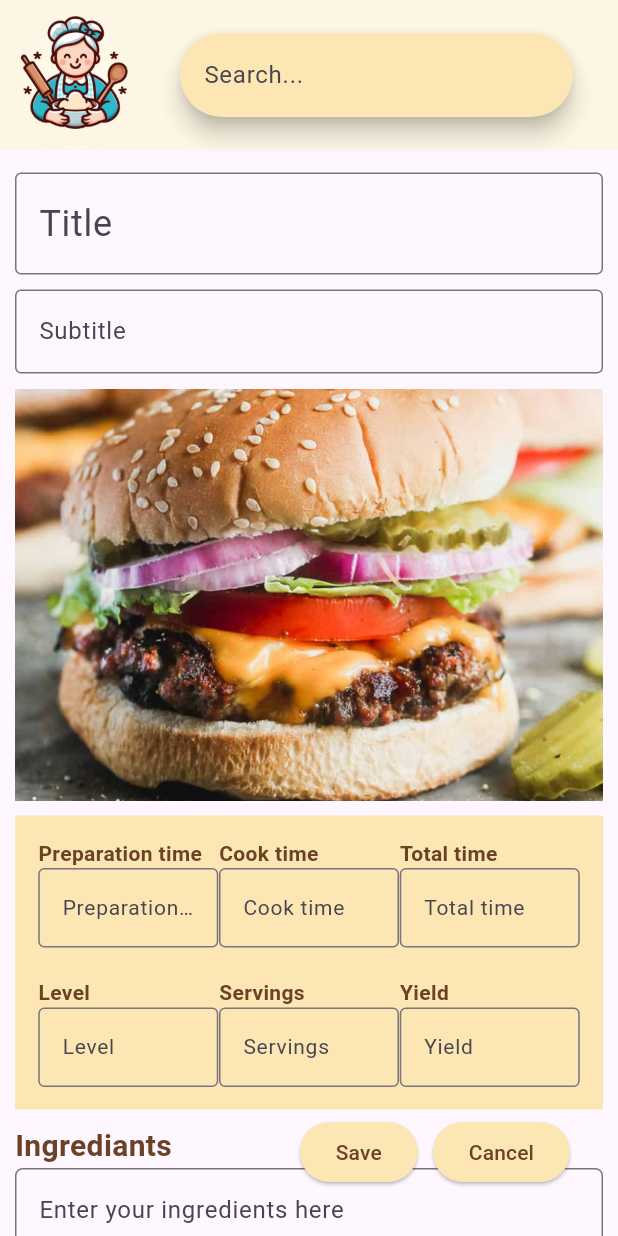
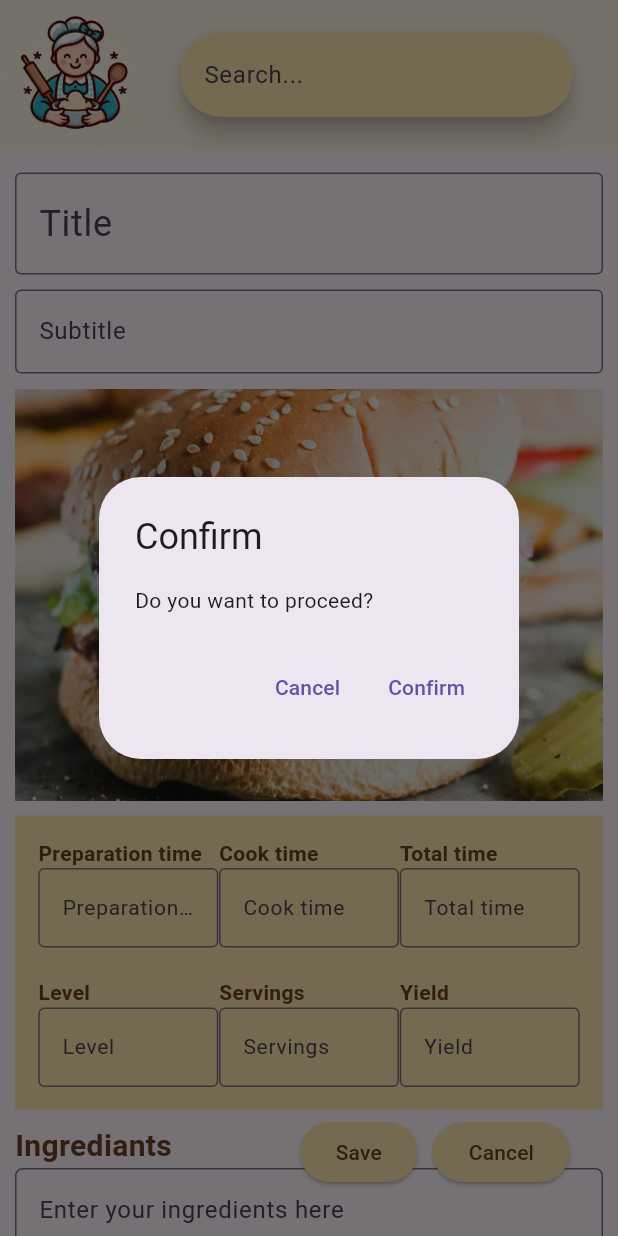
Before and after one commit to NikoletaDalaktchieva/2024-grandmas-recipes, a Flutter app: the AddRecipe screen opened by its route, after a tap on "Cancel", on a phone screen of 412 x 824 dp. Run offline on Flutter 3.47's test engine with Material 3 defaults, Android fonts, the phone set to English and light mode, and no system bars; drawn by our look-alikes of flutter_form_builder; our stand-ins replace get, hive, hive_flutter; accounts and stored records are empty.

Commit message:
Add controllers to save recipe in the storage

```diff
--- /dev/null
+++ b/lib/controllers/recipe_controler.dart
@@ -0,0 +1,42 @@
+import 'package:get/get.dart';
+import 'package:hive/hive.dart';
+import 'package:project1/models/recipe.dart';
+
+class RecipeController {
+  final storage = Hive.box("storage");
+  RxList recipes;
+
+  RecipeController() : recipes = [].obs {
+    if (storage.get('recipes') == null) {
+      storage.put('recipes', []);
+    }
+    recipes.value = storage
+        .get('recipes')
+        .map(
+          (recipe) => Recipe.fromJson(recipe),
+        )
+        .toList();
+  }
+
+  void _save() {
+    storage.put(
+      'recipes',
+      recipes.map((task) => task.toJson()).toList(),
+    );
+  }
+
+  void add(Recipe recipe) {
+    recipes.add(recipe);
+    _save();
+  }
+
+  void update(int index, Recipe newRecipe) {
+    if (index >= 0 && index < recipes.length) {
+      recipes[index] = newRecipe;
+    } else {
+      print('Index out of bounds');
+    }
+  }
+
+  get size => recipes.length;
+}
--- /dev/null
+++ b/lib/models/recipe.dart
@@ -0,0 +1,69 @@
+class Recipe {
+  String? title;
+  String? subtitle;
+  String? preparationTime;
+  String? cookTime;
+  String? totalTime;
+  String? level;
+  String? servings;
+  String? yield;
+  String? ingredients;
+  String? directions;
+
+  Recipe(
+      this.title,
+      this.subtitle,
+      this.preparationTime,
+      this.cookTime,
+      this.totalTime,
+      this.level,
+      this.servings,
+      this.yield,
+      this.ingredients,
+      this.directions);
+
+  Map toJson() => {
+        'title': title,
+        'subtitle': subtitle,
+        'preparationTime': preparationTime,
+        'cookTime': cookTime,
+        'totalTime': totalTime,
+        'level': level,
+        'servings': servings,
+        'yield': yield,
+        'ingredients': ingredients,
+        'directions': directions,
+      };
+
+  factory Recipe.fromJson(Map json) {
+    return Recipe(
+      json['title'],
+      json['subtitle'],
+      json['preparationTime'],
+      json['cookTime'],
+      json['totalTime'],
+      json['level'],
+      json['servings'],
+      json['yield'],
+      json['ingredients'],
+      json['directions'],
+    );
+  }
+
+  @override
+  String toString() {
+    return '''
+    Recipe:
+      Title: $title
+      Subtitle: $subtitle
+      Preparation Time: $preparationTime
+      Cook Time: $cookTime
+      Total Time: $totalTime
+      Level: $level
+      Servings: $servings
+      Yield: $yield
+      Ingredients: $ingredients
+      Directions: $directions
+    ''';
+  }
+}
--- a/lib/pages/add_recipe.dart
+++ b/lib/pages/add_recipe.dart
@@ -3,13 +3,25 @@ import 'package:project1/components/header.dart';
 import 'package:flutter_form_builder/flutter_form_builder.dart';
 import 'package:project1/constants/app_colors.dart';
 import 'package:project1/constants/breakpoints.dart';
+import 'package:get/get.dart';
+import 'package:project1/controllers/recipe_controler.dart';
+import 'package:project1/models/recipe.dart';
 
 class AddRecipe extends StatelessWidget {
-  const AddRecipe({super.key});
+  final GlobalKey<FormBuilderState> _fbKey = GlobalKey<FormBuilderState>();
+  final recipeController = Get.find<RecipeController>();
+
+  AddRecipe({super.key});
 
   @override
   Widget build(BuildContext context) {
     var size = MediaQuery.of(context).size;
+
+    print(recipeController.size);
+    for (int i = 0; i < recipeController.size; i++) {
+      print(recipeController.recipes[i].toString());
+    }
+
     return Scaffold(
       body: Column(children: [
         Header(size.width),
@@ -18,6 +30,8 @@ class AddRecipe extends StatelessWidget {
             child: SingleChildScrollView(
                 child: Padding(
                     padding: const EdgeInsets.all(10.0),
+                    child: FormBuilder(
+                        key: _fbKey,
                         child: Column(
                             crossAxisAlignment: CrossAxisAlignment.start,
                             children: [
@@ -32,9 +46,9 @@ class AddRecipe extends StatelessWidget {
                               ingredients(),
                               const SizedBox(height: 10),
                               direction()
-                        ]))))
+                            ])))))
       ]),
-      floatingActionButton: footerButtons(),
+      floatingActionButton: footerButtons(context),
     );
   }
 
@@ -154,7 +168,8 @@ class AddRecipe extends StatelessWidget {
       ),
       SizedBox(
           width: Breakpoints.tablet.toDouble(),
-          child: TextFormField(
+          child: FormBuilderTextField(
+            name: 'ingredients',
             minLines: 3,
             keyboardType: TextInputType.multiline,
             maxLines: null,
@@ -184,7 +199,8 @@ class AddRecipe extends StatelessWidget {
       ),
       SizedBox(
           width: Breakpoints.tablet.toDouble(),
-          child: TextFormField(
+          child: FormBuilderTextField(
+            name: 'directions',
             minLines: 5,
             keyboardType: TextInputType.multiline,
             maxLines: null,
@@ -202,7 +218,7 @@ class AddRecipe extends StatelessWidget {
     ]);
   }
 
-  Widget footerButtons() {
+  Widget footerButtons(BuildContext context) {
     return Padding(
       padding: const EdgeInsets.only(right: 16.0, bottom: 16.0),
       child: Row(
@@ -210,23 +226,47 @@ class AddRecipe extends StatelessWidget {
         children: [
           saveButton(),
           const SizedBox(width: 10), // Space between buttons
-          cancelButton(),
+          cancelButton(context),
         ],
       ),
     );
   }
 
   Widget saveButton() {
-    return button("Save");
+    return button("Save", () => saveFunction());
   }
 
-  Widget cancelButton() {
-    return button("Cancel");
+  saveFunction() {
+    Recipe recipe = new Recipe(
+        getKey('title'),
+        getKey("subtitle"),
+        getKey("preparation_time"),
+        getKey("cook_time"),
+        getKey("total_time"),
+        getKey("level"),
+        getKey("servings"),
+        getKey("yield"),
+        getKey("ingredients"),
+        getKey("directions"));
+    recipeController.add(recipe);
+    print(recipeController.size);
   }
 
-  Widget button(String btnLabel) {
+  getKey(String key) {
+    return _fbKey.currentState?.fields[key]?.value;
+  }
+
+  Widget cancelButton(BuildContext context) {
+    return button("Cancel", () => cancelFunction(context));
+  }
+
+  cancelFunction(BuildContext context) {
+    _showConfirmationDialog(context);
+  }
+
+  Widget button(String btnLabel, Function pressFunction) {
     return ElevatedButton(
-      onPressed: () {},
+      onPressed: () => pressFunction(),
       style: ButtonStyle(
         backgroundColor: WidgetStateProperty.all(AppColors.elementColor),
         foregroundColor: WidgetStateProperty.all(AppColors.textColor),
@@ -234,4 +274,32 @@ class AddRecipe extends StatelessWidget {
       child: Text(btnLabel),
     );
   }
+
+  Future<void> _showConfirmationDialog(BuildContext context) async {
+    return showDialog<void>(
+      context: context,
+      barrierDismissible: false,
+      builder: (BuildContext dialogContext) {
+        return AlertDialog(
+          title: const Text('Confirm'),
+          content: const Text('Do you want to proceed?'),
+          actions: <Widget>[
+            TextButton(
+              child: const Text('Cancel'),
+              onPressed: () {
+                Navigator.of(dialogContext).pop();
+              },
+            ),
+            TextButton(
+              child: const Text('Confirm'),
+              onPressed: () {
+                Navigator.of(dialogContext).pop();
+                Get.back();
+              },
+            ),
+          ],
+        );
+      },
+    );
   }
+}
--- a/pubspec.yaml
+++ b/pubspec.yaml
@@ -11,6 +11,8 @@ dependencies:
     sdk: flutter
   get: ^4.6.5
   flutter_form_builder: ^7.0.0
+  hive: ^2.2.0
+  hive_flutter: ^1.1.0
 
 dev_dependencies:
   flutter_test:
```
Also changed, not shown: lib/main.dart (+6 -1 lines), pubspec.lock, 1 other file. Lines whose indentation alone changed are shown as unchanged.
